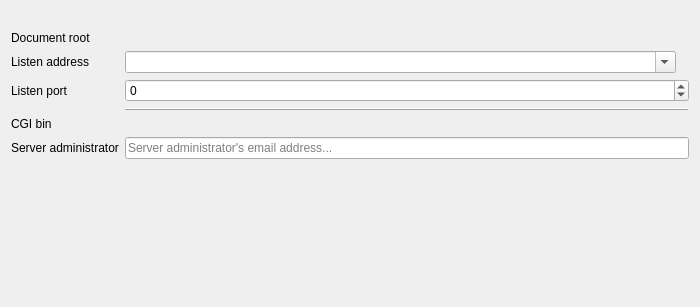
First picture: the form in ui/serverdetailswidget.ui, repository darrenedale/Anansi, before the edit.
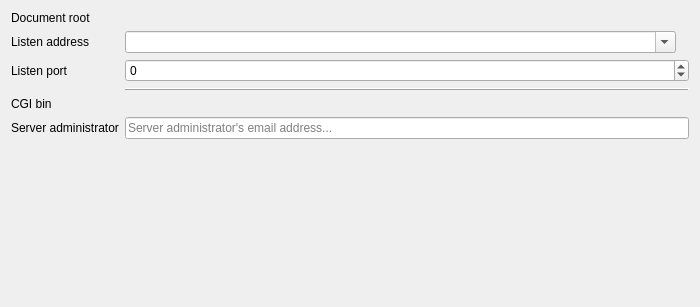
Second picture: the form after the edit. Icons and pictures are not drawn. Custom widgets are drawn as their Qt base class.

Diff of the .ui file:
```diff
--- a/ui/serverdetailswidget.ui
+++ b/ui/serverdetailswidget.ui
@@ -14,7 +14,7 @@
    <string>Form</string>
   </property>
   <layout class="QGridLayout" name="gridLayout">
-   <item row="2" column="0">
+   <item row="1" column="0">
     <widget class="QLabel" name="addressLabel">
      <property name="text">
       <string>Listen address</string>
@@ -24,53 +24,7 @@
      </property>
     </widget>
    </item>
-   <item row="3" column="1">
-    <widget class="QSpinBox" name="port">
-     <property name="toolTip">
-      <string>&lt;p&gt;The port must be between 0 and 65535.&lt;/p&gt;
-
-&lt;small&gt;Note that port 80, while it is the default HTTP port, is usually protected on most systems.&lt;/small&gt;</string>
-     </property>
-     <property name="specialValueText">
-      <string>Default</string>
-     </property>
-     <property name="minimum">
-      <number>-1</number>
-     </property>
-     <property name="maximum">
-      <number>65535</number>
-     </property>
-    </widget>
-   </item>
-   <item row="1" column="0">
-    <widget class="QLabel" name="docRootLabel">
-     <property name="text">
-      <string>Document root</string>
-     </property>
-    </widget>
-   </item>
-   <item row="1" column="1">
-    <layout class="QHBoxLayout" name="docRootLayout" stretch="1,0">
-     <item>
-      <widget class="Anansi::FilesystemPathWidget" name="docRoot" native="true"/>
-     </item>
-     <item>
-      <widget class="QLabel" name="docRootStatus">
-       <property name="text">
-        <string/>
-       </property>
-      </widget>
-     </item>
-    </layout>
-   </item>
-   <item row="6" column="0">
-    <widget class="QLabel" name="serverAdminLabel">
-     <property name="text">
-      <string>Server administrator</string>
-     </property>
-    </widget>
-   </item>
-   <item row="7" column="1">
+   <item row="6" column="1">
     <spacer name="verticalSpacer">
      <property name="orientation">
       <enum>Qt::Vertical</enum>
@@ -83,23 +37,20 @@
      </property>
     </spacer>
    </item>
-   <item row="4" column="1">
-    <widget class="QFrame" name="separator1">
-     <property name="frameShape">
-      <enum>QFrame::HLine</enum>
-     </property>
-     <property name="frameShadow">
-      <enum>QFrame::Raised</enum>
+   <item row="4" column="0">
+    <widget class="QLabel" name="cgiBinLabel">
+     <property name="text">
+      <string>CGI bin</string>
      </property>
     </widget>
    </item>
-   <item row="5" column="1">
-    <layout class="QHBoxLayout" name="cgiBinLayout" stretch="1,0">
+   <item row="0" column="1">
+    <layout class="QHBoxLayout" name="docRootLayout" stretch="1,0">
      <item>
-      <widget class="Anansi::FilesystemPathWidget" name="cgiBin" native="true"/>
+      <widget class="Anansi::FilesystemPathWidget" name="docRoot" native="true"/>
      </item>
      <item>
-      <widget class="QLabel" name="cgiBinStatus">
+      <widget class="QLabel" name="docRootStatus">
        <property name="text">
         <string/>
        </property>
@@ -107,17 +58,7 @@
      </item>
     </layout>
    </item>
-   <item row="3" column="0">
-    <widget class="QLabel" name="portLabel">
-     <property name="text">
-      <string>Listen port</string>
-     </property>
-     <property name="buddy">
-      <cstring>port</cstring>
-     </property>
-    </widget>
-   </item>
-   <item row="2" column="1">
+   <item row="1" column="1">
     <layout class="QHBoxLayout" name="addressLayout" stretch="1,0">
      <item>
       <widget class="QComboBox" name="address">
@@ -138,33 +79,76 @@
      </item>
     </layout>
    </item>
-   <item row="6" column="1">
+   <item row="0" column="0">
+    <widget class="QLabel" name="docRootLabel">
+     <property name="text">
+      <string>Document root</string>
+     </property>
+    </widget>
+   </item>
+   <item row="5" column="0">
+    <widget class="QLabel" name="serverAdminLabel">
+     <property name="text">
+      <string>Server administrator</string>
+     </property>
+    </widget>
+   </item>
+   <item row="2" column="1">
+    <widget class="QSpinBox" name="port">
+     <property name="toolTip">
+      <string>&lt;p&gt;The port must be between 0 and 65535.&lt;/p&gt;
+
+&lt;small&gt;Note that port 80, while it is the default HTTP port, is usually protected on most systems.&lt;/small&gt;</string>
+     </property>
+     <property name="specialValueText">
+      <string>Default</string>
+     </property>
+     <property name="minimum">
+      <number>-1</number>
+     </property>
+     <property name="maximum">
+      <number>65535</number>
+     </property>
+    </widget>
+   </item>
+   <item row="2" column="0">
+    <widget class="QLabel" name="portLabel">
+     <property name="text">
+      <string>Listen port</string>
+     </property>
+     <property name="buddy">
+      <cstring>port</cstring>
+     </property>
+    </widget>
+   </item>
+   <item row="5" column="1">
     <widget class="QLineEdit" name="serverAdmin">
      <property name="placeholderText">
       <string>Server administrator's email address...</string>
      </property>
     </widget>
    </item>
-   <item row="5" column="0">
-    <widget class="QLabel" name="cgiBinLabel">
-     <property name="text">
-      <string>CGI bin</string>
-     </property>
-    </widget>
+   <item row="4" column="1">
+    <layout class="QHBoxLayout" name="cgiBinLayout" stretch="1,0">
+     <item>
+      <widget class="Anansi::FilesystemPathWidget" name="cgiBin" native="true"/>
+     </item>
+     <item>
+      <widget class="QLabel" name="cgiBinStatus">
+       <property name="text">
+        <string/>
+       </property>
+      </widget>
+     </item>
+    </layout>
    </item>
-   <item row="0" column="0" colspan="2">
-    <widget class="QLabel" name="logo">
-     <property name="text">
-      <string/>
+   <item row="3" column="1">
+    <widget class="QFrame" name="separator1">
+     <property name="frameShape">
+      <enum>QFrame::HLine</enum>
      </property>
-     <property name="pixmap">
-      <pixmap resource="../resources/resources.qrc">:/logo/app64</pixmap>
-     </property>
-     <property name="alignment">
-      <set>Qt::AlignLeading|Qt::AlignLeft|Qt::AlignTop</set>
-     </property>
-     <property name="margin">
-      <number>10</number>
+     <property name="frameShadow">
+      <enum>QFrame::Raised</enum>
      </property>
     </widget>
    </item>
```
Left out of the diff: 4 changed lines with no effect on the pictures.
